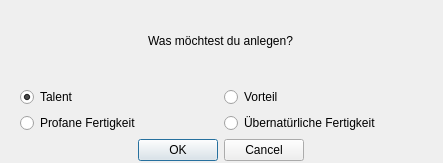
Aeolitus/Sephrasto, file UI/DatenbankSelectType.ui: the form before one commit.
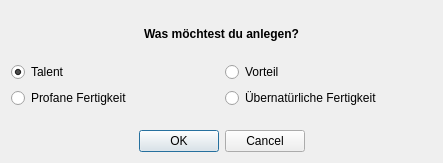
The form after the commit.

Commit message: Refactored Datenbank into Wrapper + UI class structure. Tested, seems to work still. Implemented Wrapper for Vorteile. Works. Added Type to Vorteile for better visualization. Implemented in Fertigkeiten and Database.

```diff
--- a/UI/DatenbankSelectType.ui
+++ b/UI/DatenbankSelectType.ui
@@ -13,18 +13,30 @@
   <property name="windowTitle">
    <string>Dialog</string>
   </property>
-  <widget class="QWidget" name="verticalLayoutWidget">
-   <property name="geometry">
-    <rect>
-     <x>20</x>
-     <y>0</y>
-     <width>401</width>
-     <height>161</height>
-    </rect>
-   </property>
+  <layout class="QGridLayout" name="gridLayout_2">
+   <item row="0" column="0">
    <layout class="QVBoxLayout" name="verticalLayout">
+     <item>
+      <spacer name="verticalSpacer_3">
+       <property name="orientation">
+        <enum>Qt::Vertical</enum>
+       </property>
+       <property name="sizeHint" stdset="0">
+        <size>
+         <width>20</width>
+         <height>40</height>
+        </size>
+       </property>
+      </spacer>
+     </item>
     <item>
      <widget class="QLabel" name="label">
+       <property name="font">
+        <font>
+         <weight>75</weight>
+         <bold>true</bold>
+        </font>
+       </property>
       <property name="layoutDirection">
        <enum>Qt::RightToLeft</enum>
       </property>
@@ -36,6 +48,19 @@
       </property>
      </widget>
     </item>
+     <item>
+      <spacer name="verticalSpacer_2">
+       <property name="orientation">
+        <enum>Qt::Vertical</enum>
+       </property>
+       <property name="sizeHint" stdset="0">
+        <size>
+         <width>20</width>
+         <height>40</height>
+        </size>
+       </property>
+      </spacer>
+     </item>
     <item>
      <layout class="QGridLayout" name="gridLayout">
       <item row="0" column="0">
@@ -71,6 +96,19 @@
       </item>
      </layout>
     </item>
+     <item>
+      <spacer name="verticalSpacer">
+       <property name="orientation">
+        <enum>Qt::Vertical</enum>
+       </property>
+       <property name="sizeHint" stdset="0">
+        <size>
+         <width>20</width>
+         <height>40</height>
+        </size>
+       </property>
+      </spacer>
+     </item>
     <item>
      <widget class="QDialogButtonBox" name="buttonBox">
       <property name="orientation">
@@ -85,7 +123,8 @@
      </widget>
     </item>
    </layout>
-  </widget>
+   </item>
+  </layout>
  </widget>
  <tabstops>
   <tabstop>buttonTalent</tabstop>
```
Left out of the diff: 5 changed lines with no effect on the pictures. Lines whose indentation alone changed are shown as unchanged. The commit also changes 22 other files.
